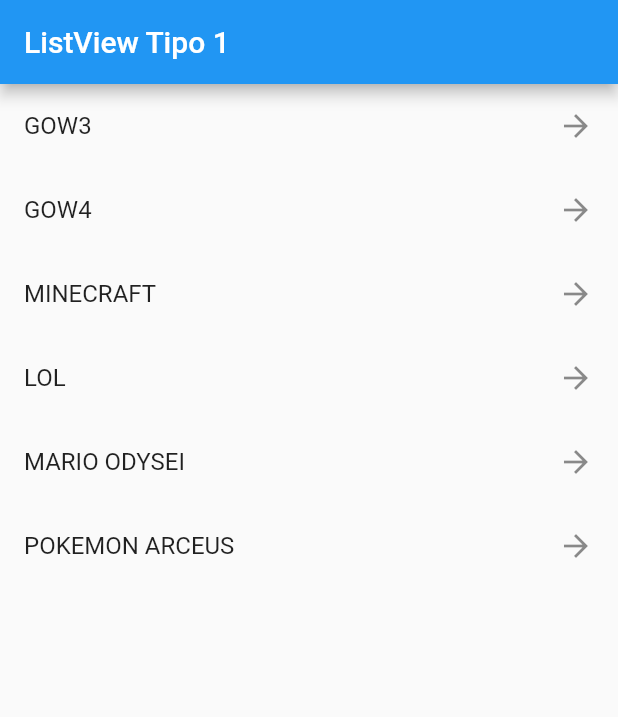
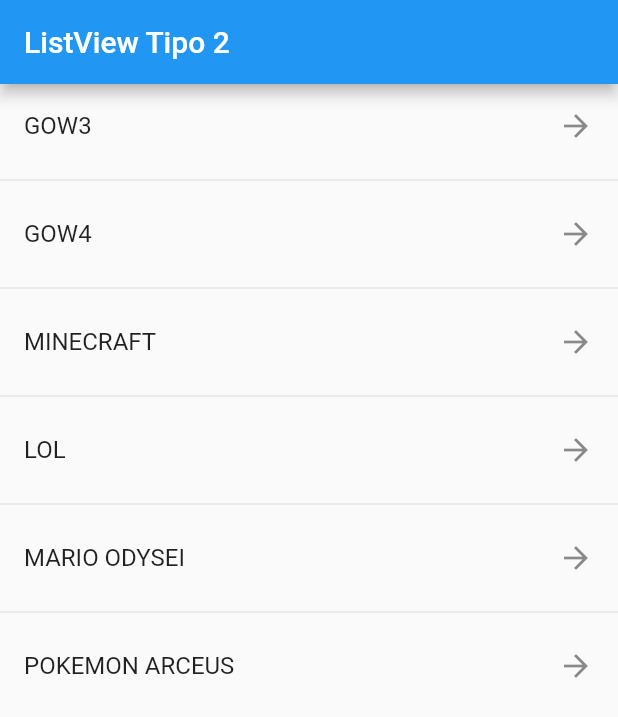
Before and after one commit to plaza94/componentes_flutter, a Flutter app: the screen it shows after launch, on a phone screen of 412 x 824 dp. Shown: the top 717 px of the screen. Run offline on Flutter 3.47's test engine with Material 2 defaults, Android fonts, the light colour scheme and no system bars.

Commit message:
Listview Builder y Separated

```diff
--- a/lib/main.dart
+++ b/lib/main.dart
@@ -1,5 +1,7 @@
+import 'package:flutter/material.dart';
+
 import 'package:fl_components/screens/listview1_screen.dart';
-import 'package:flutter/material.dart';
+import 'package:fl_components/screens/listview2_screen.dart';
 
 void main() => runApp(const MyApp());
 
@@ -11,6 +13,6 @@
     return const MaterialApp(
         debugShowCheckedModeBanner: false,
         title: 'Material App',
-        home: ListView1Screen());
+        home: ListView2Screen());
   }
 }
--- a/lib/screens/listview1_screen.dart
+++ b/lib/screens/listview1_screen.dart
@@ -20,13 +20,16 @@
       ),
       body: ListView(children: [
         //operador espread ?
+        /*escribir una lista en un ListView*/
 
         ...options
             .map((game) => ListTile(
                   title: Text(game),
-                  trailing: Icon(Icons.arrow_forward),
+                  trailing: const Icon(Icons.arrow_forward),
                 ))
-            .toList()
+            .toList(),
+
+        const Divider(),
         //leading: Icon(Icons.accessible_rounded),
         //map.values.forEach((v) => print("Value: $v"))
         /* children: const [
--- /dev/null
+++ b/lib/screens/listview2_screen.dart
@@ -0,0 +1,30 @@
+import 'package:flutter/material.dart';
+
+class ListView2Screen extends StatelessWidget {
+  final options = const [
+    'GOW3',
+    'GOW4',
+    'MINECRAFT',
+    'LOL',
+    'MARIO ODYSEI',
+    'POKEMON ARCEUS'
+  ];
+
+  const ListView2Screen({Key? key}) : super(key: key);
+
+  @override
+  Widget build(BuildContext context) {
+    return Scaffold(
+        appBar: AppBar(
+          title: const Text('ListView Tipo 2'),
+        ),
+        body: ListView.separated(
+            itemBuilder: (context, index) => ListTile(
+                  title: Text(options[index]),
+                  trailing: const Icon(Icons.arrow_forward),
+                ),
+            //itemBuilder: (context, index) => Text(options[index]),
+            separatorBuilder: (_, __) => const Divider(),
+            itemCount: options.length));
+  }
+}
```
